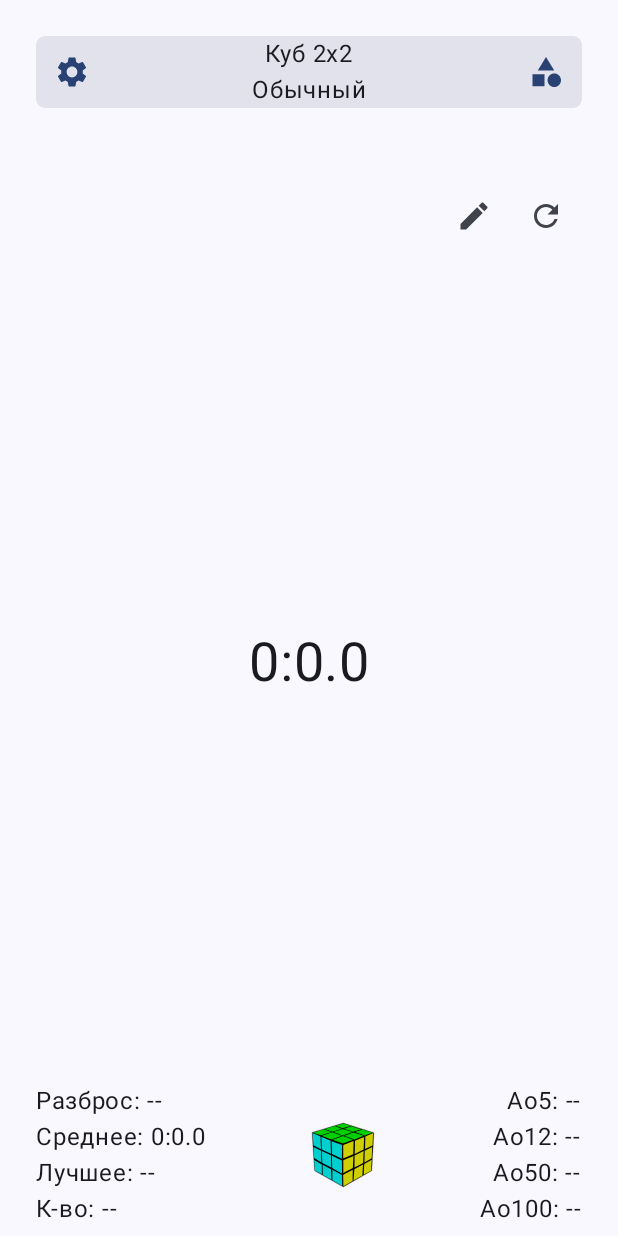
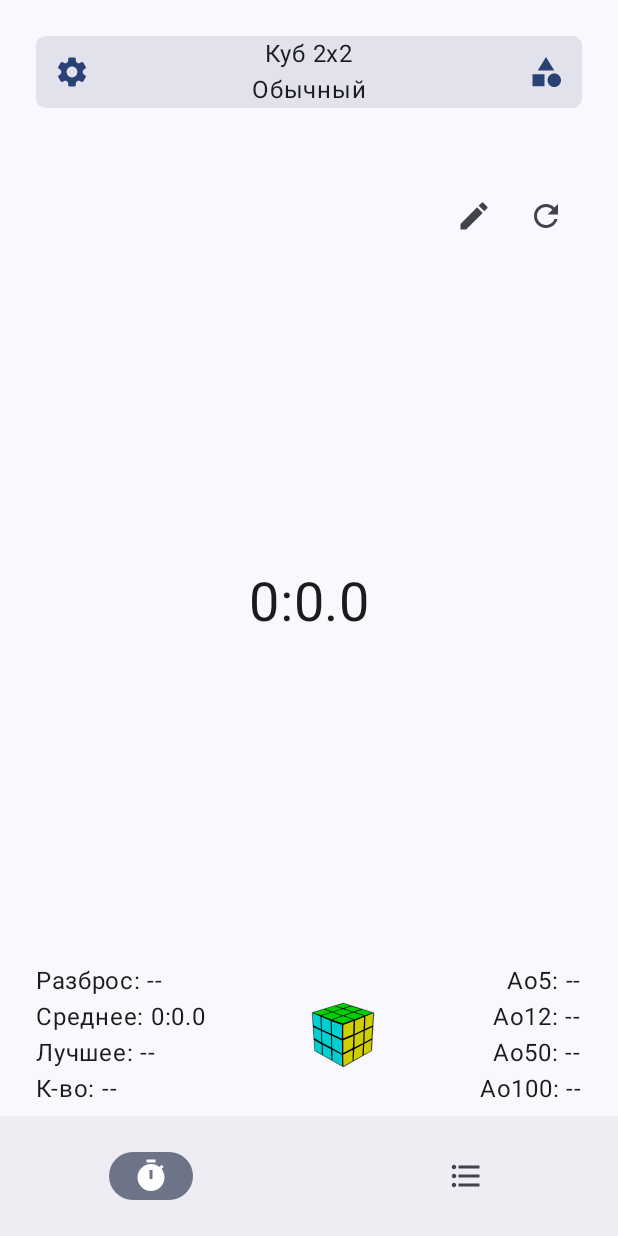
Before and after one commit to NoCamelStyle/CuberTimerYou, an Android app built with Jetpack Compose: the screen it shows after launch (MainActivity), on a phone screen of 412 x 824 dp. Run offline under Robolectric (Android 15) with nearby library versions, the phone set to English and light mode, and no system bars; our stand-ins replace Room's generated code.

Commit message:
bottom menu

```diff
--- a/app/src/main/java/nocamelstyle/cuber/timeryou/MainActivity.kt
+++ b/app/src/main/java/nocamelstyle/cuber/timeryou/MainActivity.kt
@@ -11,7 +11,7 @@ import androidx.compose.ui.Modifier
 import androidx.room.Room
 import nocamelstyle.cuber.timeryou.database.AppDatabase
 import nocamelstyle.cuber.timeryou.database.RecordDao
-import nocamelstyle.cuber.timeryou.ui.screens.timer.TimerScreenWrapper
+import nocamelstyle.cuber.timeryou.ui.screens.host.HostScreen
 import nocamelstyle.cuber.timeryou.ui.theme.CuberTimerYouTheme
 
 class MainActivity : ComponentActivity() {
@@ -38,7 +38,7 @@ class MainActivity : ComponentActivity() {
                     modifier = Modifier.fillMaxSize(),
                     color = MaterialTheme.colorScheme.background
                 ) {
-                    TimerScreenWrapper()
+                    HostScreen()
                 }
             }
         }
--- a/app/src/main/java/nocamelstyle/cuber/timeryou/ui/screens/host/HostScreen.kt
+++ b/app/src/main/java/nocamelstyle/cuber/timeryou/ui/screens/host/HostScreen.kt
@@ -3,15 +3,21 @@ package nocamelstyle.cuber.timeryou.ui.screens.host
 import androidx.compose.foundation.layout.padding
 import androidx.compose.material3.BottomAppBar
 import androidx.compose.material3.ExperimentalMaterial3Api
+import androidx.compose.material3.Icon
 import androidx.compose.material3.NavigationBar
+import androidx.compose.material3.NavigationBarItem
 import androidx.compose.material3.Scaffold
 import androidx.compose.runtime.Composable
 import androidx.compose.runtime.getValue
 import androidx.compose.ui.Modifier
+import androidx.compose.ui.res.painterResource
+import androidx.navigation.NavDestination.Companion.hierarchy
+import androidx.navigation.NavGraph.Companion.findStartDestination
 import androidx.navigation.compose.NavHost
 import androidx.navigation.compose.composable
 import androidx.navigation.compose.currentBackStackEntryAsState
 import androidx.navigation.compose.rememberNavController
+import nocamelstyle.cuber.timeryou.R
 import nocamelstyle.cuber.timeryou.ui.screens.statistics.StatisticsScreen
 import nocamelstyle.cuber.timeryou.ui.screens.timer.TimerScreenWrapper
 
@@ -24,26 +30,42 @@ fun HostScreen() {
             NavigationBar {
                 val navBackStackEntry by navController.currentBackStackEntryAsState()
                 val currentDestination = navBackStackEntry?.destination
-//                BottomNavigationItem(
-//                    icon = { Icon(Icons.Filled.Favorite, contentDescription = null) },
-//                    label = { Text(stringResource(screen.resourceId)) },
-//                    selected = currentDestination?.hierarchy?.any { it.route == screen.route } == true,
-//                    onClick = {
-//                        navController.navigate(screen.route) {
-//                            // Pop up to the start destination of the graph to
-//                            // avoid building up a large stack of destinations
-//                            // on the back stack as users select items
-//                            popUpTo(navController.graph.findStartDestination().id) {
-//                                saveState = true
-//                            }
-//                            // Avoid multiple copies of the same destination when
-//                            // reselecting the same item
-//                            launchSingleTop = true
-//                            // Restore state when reselecting a previously selected item
-//                            restoreState = true
-//                        }
-//                    }
-//                )
+                NavigationBarItem(
+                    selected = currentDestination?.hierarchy?.any { it.route == "timer" } == true,
+                    onClick = {
+                        navController.navigate("timer") {
+                            popUpTo(navController.graph.findStartDestination().id) {
+                                saveState = true
+                            }
+                            launchSingleTop = true
+                            restoreState = true
+                        }
+                    },
+                    icon = {
+                        Icon(
+                            painter = painterResource(R.drawable.baseline_timer_24),
+                            contentDescription = null
+                        )
+                    }
+                )
+                NavigationBarItem(
+                    selected = currentDestination?.hierarchy?.any { it.route == "records" } == true,
+                    onClick = {
+                        navController.navigate("records") {
+                            popUpTo(navController.graph.findStartDestination().id) {
+                                saveState = true
+                            }
+                            launchSingleTop = true
+                            restoreState = true
+                        }
+                    },
+                    icon = {
+                        Icon(
+                            painter = painterResource(R.drawable.baseline_format_list_bulleted_24),
+                            contentDescription = null
+                        )
+                    }
+                )
             }
         }
     ) { paddings ->
--- /dev/null
+++ b/app/src/main/res/drawable/baseline_format_list_bulleted_24.xml
@@ -0,0 +1,5 @@
+<vector android:autoMirrored="true" android:height="24dp"
+    android:tint="#000000" android:viewportHeight="24"
+    android:viewportWidth="24" android:width="24dp" xmlns:android="http://schemas.android.com/apk/res/android">
+    <path android:fillColor="@android:color/white" android:pathData="M4,10.5c-0.83,0 -1.5,0.67 -1.5,1.5s0.67,1.5 1.5,1.5 1.5,-0.67 1.5,-1.5 -0.67,-1.5 -1.5,-1.5zM4,4.5c-0.83,0 -1.5,0.67 -1.5,1.5S3.17,7.5 4,7.5 5.5,6.83 5.5,6 4.83,4.5 4,4.5zM4,16.5c-0.83,0 -1.5,0.68 -1.5,1.5s0.68,1.5 1.5,1.5 1.5,-0.68 1.5,-1.5 -0.67,-1.5 -1.5,-1.5zM7,19h14v-2L7,17v2zM7,13h14v-2L7,11v2zM7,5v2h14L21,5L7,5z"/>
+</vector>
--- /dev/null
+++ b/app/src/main/res/drawable/baseline_timer_24.xml
@@ -0,0 +1,6 @@
+<vector android:height="24dp" android:tint="#000000"
+    android:viewportHeight="24" android:viewportWidth="24"
+    android:width="24dp" xmlns:android="http://schemas.android.com/apk/res/android">
+    <path android:fillColor="@android:color/white" android:pathData="M9,1h6v2h-6z"/>
+    <path android:fillColor="@android:color/white" android:pathData="M19.03,7.39l1.42,-1.42c-0.43,-0.51 -0.9,-0.99 -1.41,-1.41l-1.42,1.42C16.07,4.74 14.12,4 12,4c-4.97,0 -9,4.03 -9,9c0,4.97 4.02,9 9,9s9,-4.03 9,-9C21,10.88 20.26,8.93 19.03,7.39zM13,14h-2V8h2V14z"/>
+</vector>
```
Also changed, not shown: app/src/main/java/nocamelstyle/cuber/timeryou/ui/screens/statistics/StatisticItemView.kt (+6 -1 lines), app/src/main/java/nocamelstyle/cuber/timeryou/ui/screens/statistics/StatisticsScreen.kt (+9 -2 lines), app/src/main/java/nocamelstyle/cuber/timeryou/ui/screens/statistics/StatisticsVM.kt (+12 -0 lines).
